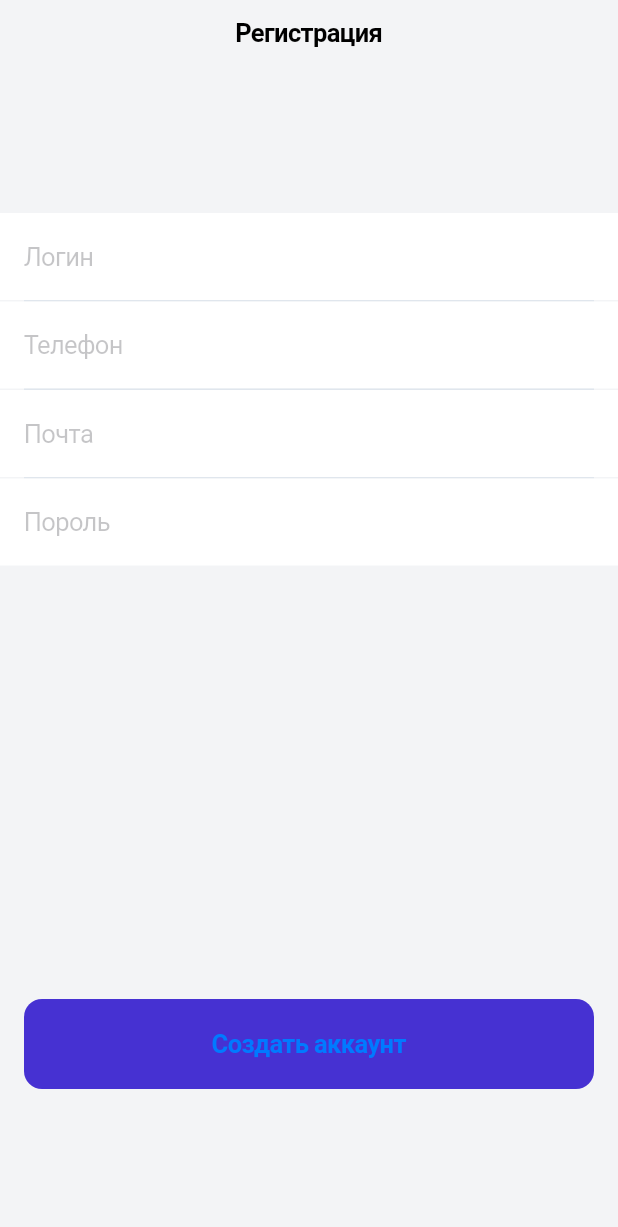
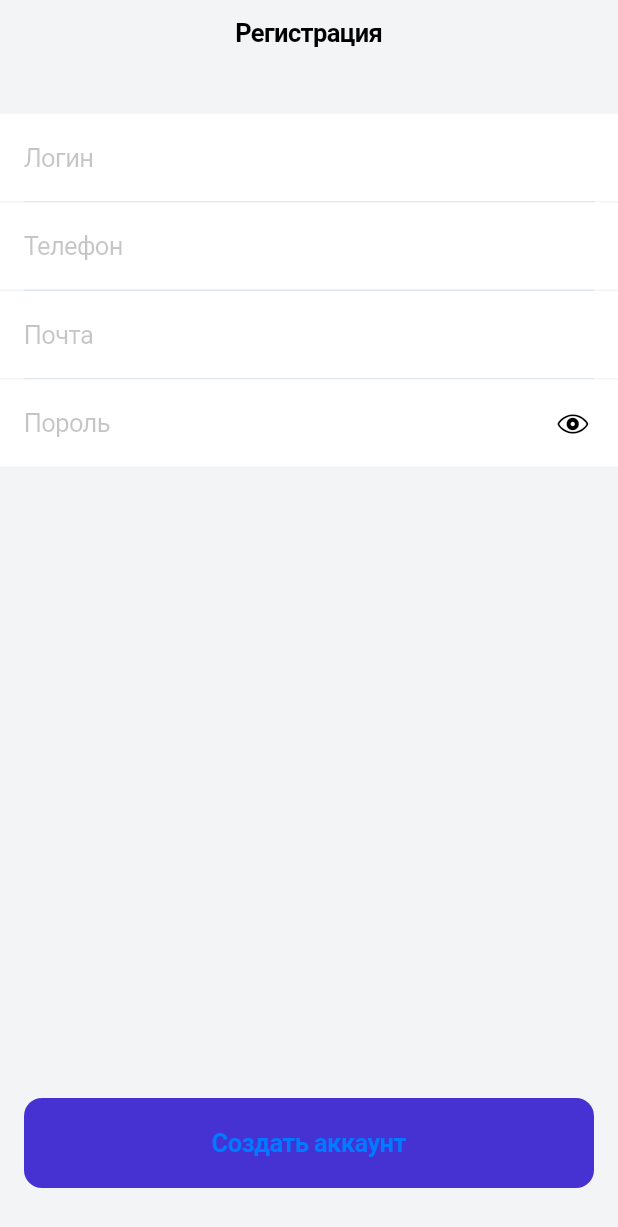
Before and after one commit to 7keel/project, a Flutter app: the screen it shows after launch, on a phone screen of 412 x 824 dp. Shown: the top 1227 px of the screen. Run offline on Flutter 3.47's test engine with Material 2 defaults, Android fonts, the phone set to English and light mode, and no system bars.

Commit message:
Поставил кнопку регистрации назад и добавил кнопку исчезание пороля

```diff
--- a/lib/src/screens/auth/register_screen.dart
+++ b/lib/src/screens/auth/register_screen.dart
@@ -1,7 +1,15 @@
 import 'package:flutter/cupertino.dart';
+import 'package:flutter/material.dart';
 
-class RegisterScreen extends StatelessWidget {
+class RegisterScreen extends StatefulWidget {
   const RegisterScreen({super.key});
+
+  @override
+  State<RegisterScreen> createState() => _RegisterScreenState();
+}
+
+class _RegisterScreenState extends State<RegisterScreen> {
+  bool isObscure = true;
 
   @override
   Widget build(BuildContext context) {
@@ -13,17 +21,18 @@ class RegisterScreen extends StatelessWidget {
         middle: Text("Регистрация"),
       ),
       child: SafeArea(
-        child: Column(
-          mainAxisAlignment: MainAxisAlignment.center,
-          crossAxisAlignment: CrossAxisAlignment.stretch,
+        child: Stack(
           children: [
+            ListView(
+              children: [
+                const SizedBox(height: 32),
                 CupertinoTextField(
                     placeholder: "Логин",
                     decoration: BoxDecoration(
                       color: CupertinoColors.white,
                     ),
-                padding:
-                    const EdgeInsets.symmetric(vertical: 19, horizontal: 16)),
+                    padding: const EdgeInsets.symmetric(
+                        vertical: 19, horizontal: 16)),
                 Container(
                   height: 1,
                   color: Color(0xFFE0E6ED),
@@ -34,8 +43,8 @@ class RegisterScreen extends StatelessWidget {
                     decoration: BoxDecoration(
                       color: CupertinoColors.white,
                     ),
-                padding:
-                    const EdgeInsets.symmetric(vertical: 19, horizontal: 16)),
+                    padding: const EdgeInsets.symmetric(
+                        vertical: 19, horizontal: 16)),
                 Container(
                   height: 1,
                   color: Color(0xFFE0E6ED),
@@ -46,25 +55,38 @@ class RegisterScreen extends StatelessWidget {
                     decoration: BoxDecoration(
                       color: CupertinoColors.white,
                     ),
-                padding:
-                    const EdgeInsets.symmetric(vertical: 19, horizontal: 16)),
+                    padding: const EdgeInsets.symmetric(
+                        vertical: 19, horizontal: 16)),
                 Container(
                   height: 1,
                   color: Color(0xFFE0E6ED),
                   margin: EdgeInsets.symmetric(horizontal: 16),
                 ),
                 CupertinoTextField(
+                    obscureText: isObscure,
+                    suffix: CupertinoButton(
+                      onPressed: () {
+                        setState(() {
+                          isObscure = !isObscure;
+                        });
+                      },
+                      child: Icon(
+                        CupertinoIcons.eye,
+                        color: Colors.black,
+                      ),
+                    ),
                     placeholder: "Пороль",
                     decoration: BoxDecoration(
                       color: CupertinoColors.white,
                     ),
-                padding:
-                    const EdgeInsets.symmetric(vertical: 19, horizontal: 16)),
-            const SizedBox(
-              height: 270,
+                    padding: const EdgeInsets.symmetric(
+                        vertical: 19, horizontal: 16)),
+              ],
             ),
-            const SizedBox(height: 19),
-            Padding(
+            Positioned(
+              width: MediaQuery.of(context).size.width,
+              bottom: 32,
+              child: Padding(
                 padding: const EdgeInsets.symmetric(horizontal: 16),
                 child: CupertinoButton(
                   color: Color(0xFF4631D2),
@@ -75,7 +97,8 @@ class RegisterScreen extends StatelessWidget {
                   ),
                   onPressed: () {},
                 ),
-            )
+              ),
+            ),
           ],
         ),
       ),
```
Lines whose indentation alone changed are shown as unchanged.
